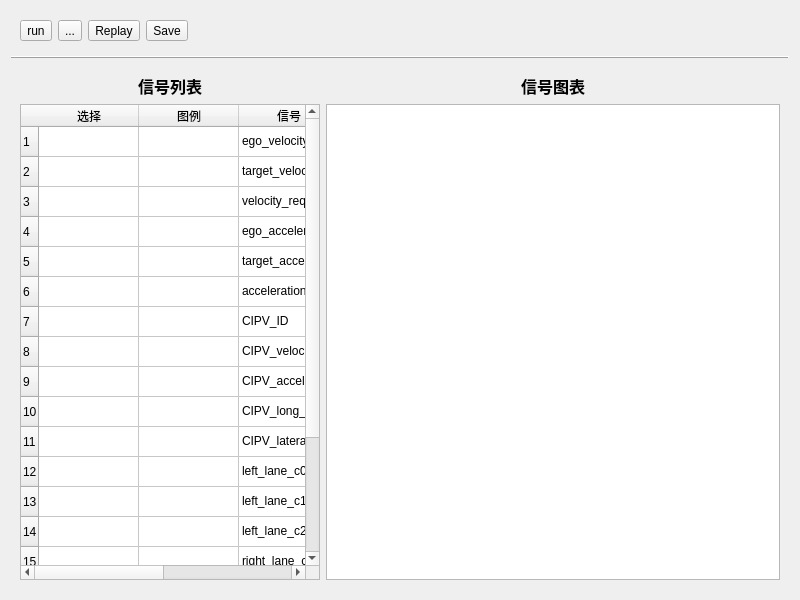
This is dialogs/monitordialog.ui in L-Net-1992/ADAS_AD_Developer as Qt 5 draws it before an edit. The edited form follows.
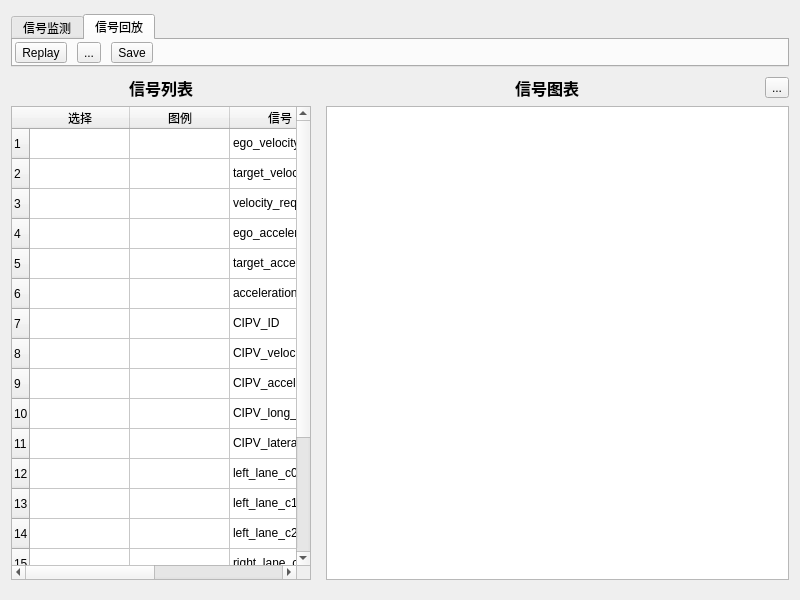
This is the edited form. Icons and pictures are not drawn. Custom widgets are drawn as their Qt base class.

Commit message: 修改信号监测ui显示

Patch:
```diff
--- a/dialogs/monitordialog.ui
+++ b/dialogs/monitordialog.ui
@@ -15,8 +15,69 @@
   </property>
   <layout class="QVBoxLayout" name="verticalLayout_3">
    <item>
+    <widget class="QWidget" name="widget_6" native="true">
+     <layout class="QHBoxLayout" name="horizontalLayout_4">
+      <property name="spacing">
+       <number>6</number>
+      </property>
+      <property name="leftMargin">
+       <number>0</number>
+      </property>
+      <property name="topMargin">
+       <number>3</number>
+      </property>
+      <property name="rightMargin">
+       <number>0</number>
+      </property>
+      <property name="bottomMargin">
+       <number>3</number>
+      </property>
+      <item>
+       <widget class="QTabWidget" name="tabWidget">
+        <property name="sizePolicy">
+         <sizepolicy hsizetype="Minimum" vsizetype="Minimum">
+          <horstretch>0</horstretch>
+          <verstretch>0</verstretch>
+         </sizepolicy>
+        </property>
+        <property name="currentIndex">
+         <number>1</number>
+        </property>
+        <widget class="QWidget" name="">
+         <attribute name="title">
+          <string>信号监测</string>
+         </attribute>
+         <layout class="QVBoxLayout" name="verticalLayout_4">
+          <property name="leftMargin">
+           <number>1</number>
+          </property>
+          <property name="topMargin">
+           <number>1</number>
+          </property>
+          <property name="rightMargin">
+           <number>1</number>
+          </property>
+          <property name="bottomMargin">
+           <number>1</number>
+          </property>
+          <item>
     <widget class="QWidget" name="widget_3" native="true">
      <layout class="QHBoxLayout" name="horizontalLayout">
+             <property name="spacing">
+              <number>10</number>
+             </property>
+             <property name="leftMargin">
+              <number>1</number>
+             </property>
+             <property name="topMargin">
+              <number>0</number>
+             </property>
+             <property name="rightMargin">
+              <number>1</number>
+             </property>
+             <property name="bottomMargin">
+              <number>0</number>
+             </property>
       <item>
        <widget class="QToolButton" name="btn_run">
         <property name="text">
@@ -55,7 +116,66 @@
        </widget>
       </item>
       <item>
-       <widget class="QToolButton" name="btn_replay">
+              <spacer name="horizontalSpacer">
+               <property name="orientation">
+                <enum>Qt::Horizontal</enum>
+               </property>
+               <property name="sizeHint" stdset="0">
+                <size>
+                 <width>40</width>
+                 <height>20</height>
+                </size>
+               </property>
+              </spacer>
+             </item>
+            </layout>
+           </widget>
+          </item>
+         </layout>
+        </widget>
+        <widget class="QWidget" name="tab_2">
+         <attribute name="title">
+          <string>信号回放</string>
+         </attribute>
+         <layout class="QVBoxLayout" name="verticalLayout_5">
+          <property name="leftMargin">
+           <number>1</number>
+          </property>
+          <property name="topMargin">
+           <number>1</number>
+          </property>
+          <property name="rightMargin">
+           <number>1</number>
+          </property>
+          <property name="bottomMargin">
+           <number>1</number>
+          </property>
+          <item>
+           <widget class="QWidget" name="widget_7" native="true">
+            <property name="sizePolicy">
+             <sizepolicy hsizetype="Minimum" vsizetype="Minimum">
+              <horstretch>0</horstretch>
+              <verstretch>0</verstretch>
+             </sizepolicy>
+            </property>
+            <layout class="QHBoxLayout" name="horizontalLayout_5">
+             <property name="spacing">
+              <number>10</number>
+             </property>
+             <property name="leftMargin">
+              <number>1</number>
+             </property>
+             <property name="topMargin">
+              <number>0</number>
+             </property>
+             <property name="rightMargin">
+              <number>1</number>
+             </property>
+             <property name="bottomMargin">
+              <number>0</number>
+             </property>
+             <item>
+              <widget class="QToolButton" name="btn_replay_start">
         <property name="enabled">
          <bool>true</bool>
         </property>
@@ -105,7 +225,24 @@
        </widget>
       </item>
       <item>
-       <widget class="QToolButton" name="btn_open">
+              <widget class="QToolButton" name="btn_replay_stop">
+               <property name="text">
+                <string>...</string>
+               </property>
+               <property name="icon">
+                <iconset resource="../image.qrc">
+                 <normaloff>:/res/stop.png</normaloff>:/res/stop.png</iconset>
+               </property>
+               <property name="iconSize">
+                <size>
+                 <width>40</width>
+                 <height>40</height>
+                </size>
+               </property>
+              </widget>
+             </item>
+             <item>
+              <widget class="QToolButton" name="btn_replay_open">
         <property name="text">
          <string>Save</string>
         </property>
@@ -122,7 +259,7 @@
        </widget>
       </item>
       <item>
-       <spacer name="horizontalSpacer">
+              <spacer name="horizontalSpacer_2">
         <property name="orientation">
          <enum>Qt::Horizontal</enum>
         </property>
@@ -137,27 +274,25 @@
      </layout>
     </widget>
    </item>
-   <item>
-    <widget class="Line" name="line">
-     <property name="font">
-      <font>
-       <pointsize>8</pointsize>
-      </font>
-     </property>
-     <property name="frameShadow">
-      <enum>QFrame::Raised</enum>
-     </property>
-     <property name="lineWidth">
-      <number>1</number>
-     </property>
-     <property name="orientation">
-      <enum>Qt::Horizontal</enum>
-     </property>
+         </layout>
+        </widget>
+       </widget>
+      </item>
+     </layout>
     </widget>
    </item>
    <item>
     <widget class="QWidget" name="widget_4" native="true">
      <layout class="QHBoxLayout" name="horizontalLayout_2">
+      <property name="leftMargin">
+       <number>0</number>
+      </property>
+      <property name="topMargin">
+       <number>0</number>
+      </property>
+      <property name="rightMargin">
+       <number>0</number>
+      </property>
       <item>
        <widget class="QWidget" name="widget" native="true">
         <property name="maximumSize">
@@ -425,7 +560,22 @@
        <widget class="QWidget" name="widget_2" native="true">
         <layout class="QVBoxLayout" name="verticalLayout_2">
          <property name="leftMargin">
+          <number>9</number>
+         </property>
+         <property name="topMargin">
           <number>0</number>
+         </property>
+         <property name="rightMargin">
+          <number>0</number>
+         </property>
+         <property name="bottomMargin">
+          <number>0</number>
+         </property>
+         <item>
+          <widget class="QWidget" name="widget_5" native="true">
+           <layout class="QHBoxLayout" name="horizontalLayout_3">
+            <property name="leftMargin">
+             <number>9</number>
          </property>
          <property name="topMargin">
           <number>0</number>
@@ -438,6 +588,12 @@
          </property>
          <item>
           <widget class="QLabel" name="label_2">
+              <property name="minimumSize">
+               <size>
+                <width>0</width>
+                <height>24</height>
+               </size>
+              </property>
            <property name="font">
             <font>
              <pointsize>12</pointsize>
@@ -459,6 +615,26 @@
            <property name="alignment">
             <set>Qt::AlignCenter</set>
            </property>
+             </widget>
+            </item>
+            <item>
+             <widget class="QToolButton" name="toolButton">
+              <property name="text">
+               <string>...</string>
+              </property>
+              <property name="icon">
+               <iconset resource="../image.qrc">
+                <normaloff>:/res/New_24.png</normaloff>:/res/New_24.png</iconset>
+              </property>
+              <property name="iconSize">
+               <size>
+                <width>16</width>
+                <height>16</height>
+               </size>
+              </property>
+             </widget>
+            </item>
+           </layout>
           </widget>
          </item>
          <item>
```
Left out of the diff: 4 changed lines with no effect on the pictures. Lines whose indentation alone changed are shown as unchanged. The commit also changes 2 other files.
